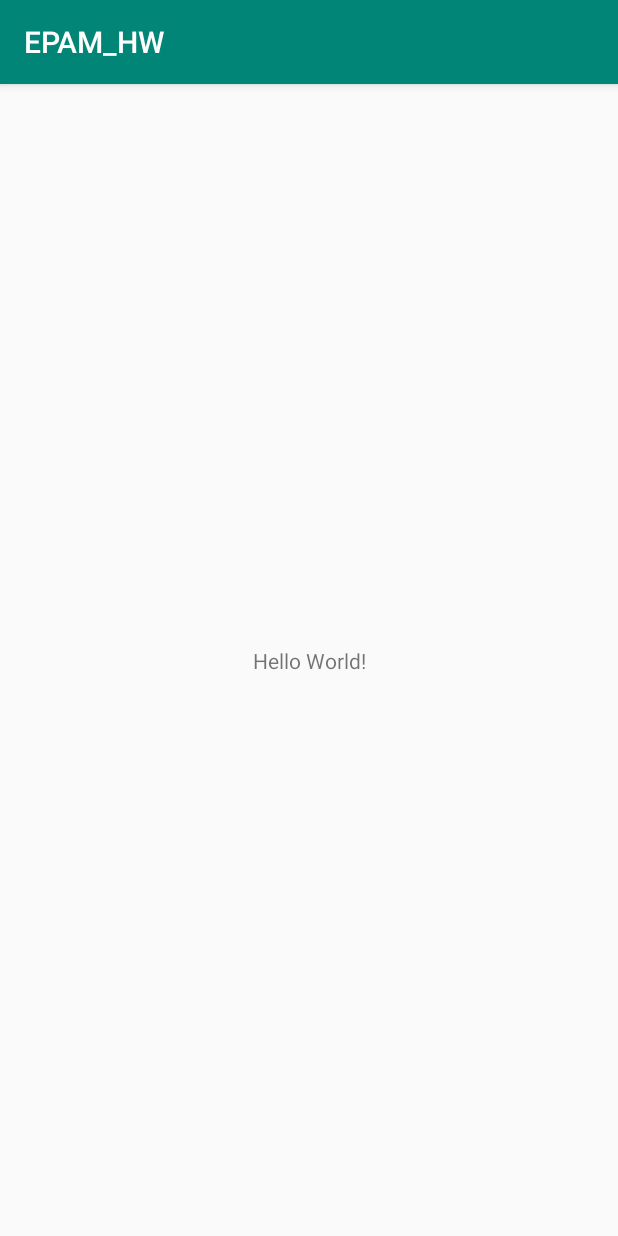
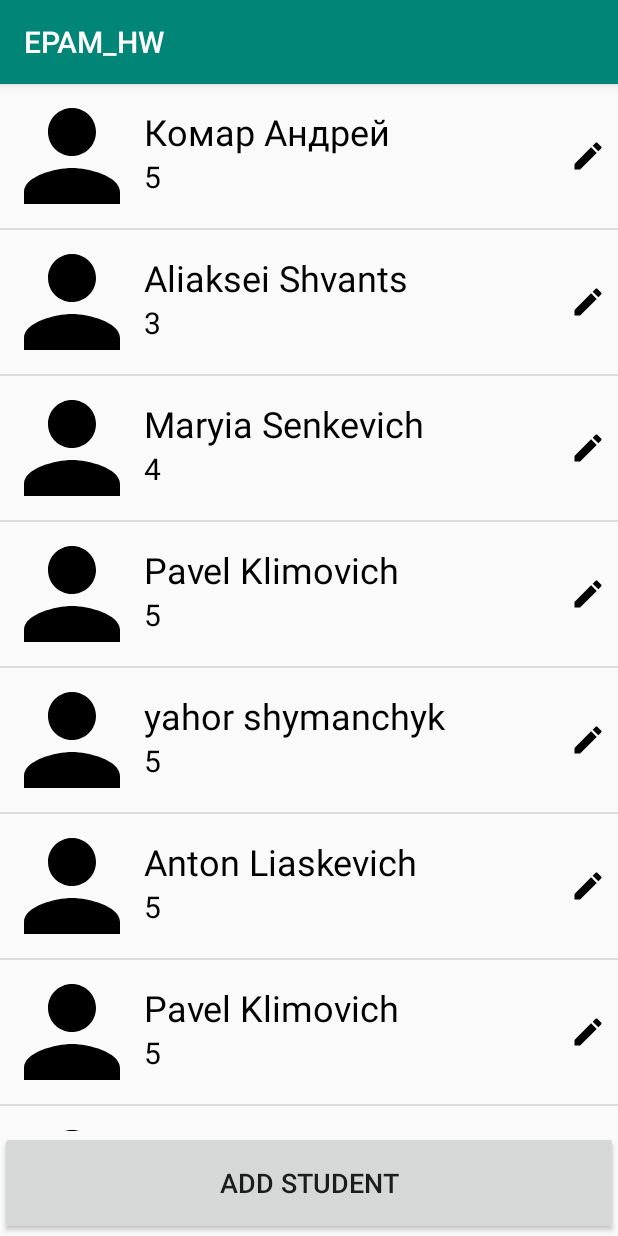
Before and after one commit to AntonLiaskevich/EPAM_HW, an Android app: the screen it shows after launch (MainActivity), on a phone screen of 412 x 824 dp. Run offline under Robolectric (Android 15) with nearby library versions, the phone set to English and light mode, and no system bars.

Commit message:
add recycleview

```diff
--- a/app/build.gradle
+++ b/app/build.gradle
@@ -25,4 +25,6 @@ dependencies {
     testImplementation 'junit:junit:4.12'
     androidTestImplementation 'com.android.support.test:runner:1.0.2'
     androidTestImplementation 'com.android.support.test.espresso:espresso-core:3.0.2'
+    implementation 'com.android.support:design:28.0.0'
+    implementation 'com.android.support:recyclerview-v7:28.0.0'
 }
--- /dev/null
+++ b/app/src/main/java/com/example/user/epam_hw/ItemTouchCallback.java
@@ -0,0 +1,32 @@
+package com.example.user.epam_hw;
+
+import android.support.annotation.NonNull;
+import android.support.v7.widget.RecyclerView;
+import android.support.v7.widget.helper.ItemTouchHelper;
+
+public class ItemTouchCallback extends ItemTouchHelper.SimpleCallback{
+
+private final StudentsAdapter adapter;
+
+    ItemTouchCallback(final StudentsAdapter adapter) {
+        super(ItemTouchHelper.UP | ItemTouchHelper.DOWN, ItemTouchHelper.START | ItemTouchHelper.END);
+        this.adapter = adapter;
+    }
+
+    @Override
+    public boolean onMove(@NonNull RecyclerView recyclerView,
+                          @NonNull RecyclerView.ViewHolder viewHolder,
+                          @NonNull RecyclerView.ViewHolder viewHolder1) {
+        adapter.onItemMove(viewHolder.getAdapterPosition(), viewHolder1.getAdapterPosition());
+        return true;
+    }
+
+    @Override
+    public void onSwiped(@NonNull RecyclerView.ViewHolder viewHolder, int i) {
+        int adapterPosition = viewHolder.getAdapterPosition();
+
+        if (RecyclerView.NO_POSITION != adapterPosition) {
+            adapter.onItemDismiss(adapterPosition);
+        }
+    }
+}
--- a/app/src/main/java/com/example/user/epam_hw/MainActivity.java
+++ b/app/src/main/java/com/example/user/epam_hw/MainActivity.java
@@ -1,23 +1,111 @@
 package com.example.user.epam_hw;
 
+import android.content.Intent;
+import android.support.v4.app.DialogFragment;
 import android.support.v7.app.AppCompatActivity;
 import android.os.Bundle;
-import android.widget.Toast;
-public class MainActivity extends AppCompatActivity {
+import android.support.v7.widget.DefaultItemAnimator;
+import android.support.v7.widget.DividerItemDecoration;
+import android.support.v7.widget.LinearLayoutManager;
+import android.support.v7.widget.RecyclerView;
+import android.support.v7.widget.helper.ItemTouchHelper;
+import android.view.View;
+
+import com.example.user.epam_hw.backend.IWebService;
+import com.example.user.epam_hw.backend.StudentsWebService;
+import com.example.user.epam_hw.backend.entities.Student;
+import com.example.user.epam_hw.util.ICallback;
+
+import java.util.List;
+
+public class MainActivity
+        extends AppCompatActivity
+        implements InputSrudent.InputDialogListener,
+        StudentsAdapter.OnItemDismissListener,
+        StudentsAdapter.OnItemEditListener {
+
+    private StudentsAdapter studentsAdapter;
+
+    private final IWebService<Student> webService = new StudentsWebService();
 
     @Override
     protected void onCreate(Bundle savedInstanceState) {
         super.onCreate(savedInstanceState);
         setContentView(R.layout.activity_main);
-        Toast.makeText(getApplicationContext(), "first feature2", Toast.LENGTH_LONG).show();
-        Toast.makeText(getApplicationContext(), "second feature2", Toast.LENGTH_LONG).show();
-        Toast.makeText(getApplicationContext(), "first feature1", Toast.LENGTH_LONG).show();
-        Toast.makeText(getApplicationContext(), "second feature1", Toast.LENGTH_LONG).show();
-        Toast.makeText(getApplicationContext(), "third feature1", Toast.LENGTH_LONG).show();
 
+        findViewById(R.id.add_button).setOnClickListener(addListener);
 
-        Toast.makeText(getApplicationContext(), "third feature2", Toast.LENGTH_LONG).show();
+        initRecyclerView();
+        loadAllItems();
+    }
 
-        Toast.makeText(getApplicationContext(), "using stash", Toast.LENGTH_LONG).show();
+    @Override
+    public void itemDismissed(long id) {
+        webService.removeEntity(id);
     }
+
+    @Override
+    public void ItemEditClick(long id) {
+        DialogFragment dialog = new InputSrudent();
+
+        Bundle dialogBundle = new Bundle();
+        dialogBundle.putLong(InputSrudent.STUDENT_ID, id);
+        dialog.setArguments(dialogBundle);
+
+        dialog.show(getSupportFragmentManager(), InputSrudent.EDIT_STUDENT_TAG);
+    }
+
+    @Override
+    public void applyDialogInfo(Intent intent) {
+        if (intent.getStringExtra(InputSrudent.TAG).equals(InputSrudent.EDIT_STUDENT_TAG)) {
+            webService.editEntity(intent.getLongExtra(InputSrudent.ID, 0),
+                    intent.getStringExtra(InputSrudent.NAME),
+                    intent.getIntExtra(InputSrudent.HOMEWORK_COUNT, 0));
+        } else {
+            webService.addEntity(intent.getStringExtra(InputSrudent.NAME),
+                    intent.getIntExtra(InputSrudent.HOMEWORK_COUNT, 0));
+        }
+
+        webService.getEntities(new ICallback<List<Student>>() {
+            @Override
+            public void onResult(List<Student> result) {
+                studentsAdapter.updateItems(result);
+            }
+        });
+    }
+
+    private void loadAllItems() {
+        webService.getEntities(new ICallback<List<Student>>() {
+            @Override
+            public void onResult(List<Student> result) {
+                studentsAdapter.addItems(result);
+            }
+        });
+    }
+
+    private void initRecyclerView() {
+
+        RecyclerView studentsRecyclerView = findViewById(R.id.students_recycler_view);
+
+        LinearLayoutManager layoutManager = new LinearLayoutManager(this);
+        studentsRecyclerView.setLayoutManager(layoutManager);
+        studentsAdapter = new StudentsAdapter(this);
+        studentsRecyclerView.setAdapter(studentsAdapter);
+        studentsRecyclerView.addItemDecoration(new DividerItemDecoration(this, DividerItemDecoration.VERTICAL));
+        studentsRecyclerView.setItemAnimator(new DefaultItemAnimator() {
+            @Override
+            public boolean animateMove(RecyclerView.ViewHolder holder, int fromX, int fromY, int toX, int toY) {
+                return super.animateMove(holder, fromX, fromY, toX, toY);
+            }
+        });
+        new ItemTouchHelper(new ItemTouchCallback(studentsAdapter)).attachToRecyclerView(studentsRecyclerView);
+    }
+
+    private View.OnClickListener addListener = new View.OnClickListener() {
+        @Override
+        public void onClick(View view) {
+            DialogFragment dialog = new InputSrudent();
+            dialog.show(getSupportFragmentManager(), InputSrudent.ADD_STUDENT_TAG);
+        }
+    };
 }
--- /dev/null
+++ b/app/src/main/java/com/example/user/epam_hw/StudentsAdapter.java
@@ -0,0 +1,120 @@
+package com.example.user.epam_hw;
+
+
+import android.content.Context;
+import android.support.annotation.NonNull;
+import android.support.v7.widget.RecyclerView;
+import android.view.LayoutInflater;
+import android.view.View;
+import android.view.ViewGroup;
+import android.widget.ImageView;
+import android.widget.TextView;
+import com.example.user.epam_hw.backend.entities.Student;
+import java.util.ArrayList;
+import java.util.Collection;
+import java.util.Collections;
+import java.util.List;
+
+public class StudentsAdapter extends RecyclerView.Adapter<StudentsAdapter.ViewHolder> {
+
+    private OnItemDismissListener itemDismissListener;
+    private OnItemEditListener itemEditListener;
+    private final LayoutInflater inflater;
+    private final List<Student> students = new ArrayList<>();
+
+    StudentsAdapter(final Context context) {
+        inflater = (LayoutInflater) context.getSystemService(Context.LAYOUT_INFLATER_SERVICE);
+        itemDismissListener = (OnItemDismissListener) context;
+        itemEditListener = (OnItemEditListener) context;
+    }
+
+    void addItems(final Collection<Student> items) {
+        students.addAll(items);
+        notifyDataSetChanged();
+    }
+
+    void updateItems(final Collection<Student> items) {
+        students.clear();
+        students.addAll(items);
+        notifyDataSetChanged();
+    }
+
+    private void deleteByIndex(final int index) {
+        students.remove(index);
+        notifyItemRemoved(index);
+    }
+
+    @NonNull
+    @Override
+    public ViewHolder onCreateViewHolder(@NonNull ViewGroup viewGroup, int i) {
+        View view = inflater.inflate(R.layout.students_view, viewGroup, false);
+        return new ViewHolder(view);
+    }
+
+    @Override
+    public void onBindViewHolder(@NonNull ViewHolder holder, int position) {
+        holder.bind(students.get(position));
+    }
+
+    @Override
+    public int getItemCount() {
+        return students.size();
+    }
+
+    void onItemDismiss(int adapterPosition) {
+        deleteByIndex(adapterPosition);
+        itemDismissListener.itemDismissed(adapterPosition);
+    }
+
+    void onItemMove(int fromPosition, int toPosition) {
+        if (fromPosition < toPosition) {
+            for (int i = fromPosition; i < toPosition; i++) {
+                Collections.swap(students, i, i + 1);
+            }
+        } else {
+            for (int i = fromPosition; i > toPosition; i--) {
+                Collections.swap(students, i, i - 1);
+            }
+        }
+
+        notifyItemMoved(fromPosition, toPosition);
+    }
+
+    class ViewHolder extends RecyclerView.ViewHolder {
+
+        private ImageView studentImageView;
+        private TextView nameTextView;
+        private TextView hwCountTextView;
+
+        private long id;
+
+        ViewHolder(View view) {
+            super(view);
+
+            studentImageView = view.findViewById(R.id.student_image_view);
+            nameTextView = view.findViewById(R.id.name_text_view);
+            hwCountTextView = view.findViewById(R.id.hw_count_text_view);
+
+            view.findViewById(R.id.edit_button).setOnClickListener(new View.OnClickListener() {
+                @Override
+                public void onClick(View view) {
+                    itemEditListener.ItemEditClick(id);
+                }
+            });
+        }
+
+        void bind(Student student) {
+            id = student.getId();
+            nameTextView.setText(student.getName());
+            hwCountTextView.setText(Integer.toString(student.getHomeworkCount()));
+        }
+    }
+
+    public interface OnItemDismissListener {
+        void itemDismissed(long id);
+    }
+
+    public interface OnItemEditListener {
+        void ItemEditClick(long id);
+    }
+}
--- /dev/null
+++ b/app/src/main/java/com/example/user/epam_hw/backend/IWebService.java
@@ -0,0 +1,20 @@
+package com.example.user.epam_hw.backend;
+
+import com.example.user.epam_hw.util.ICallback;
+
+import java.util.List;
+
+public interface IWebService<T> {
+
+    void getEntities(final ICallback<List<T>> callback);
+
+    void getEntities(final int startRange,
+                     final int endRange,
+                     final ICallback<List<T>> callback);
+
+    void removeEntity(final Long id);
+
+    void addEntity(final String name, final int homeworkCount);
+
+    void editEntity(final long id, final String name, final int homeworkCount);
+}
--- /dev/null
+++ b/app/src/main/java/com/example/user/epam_hw/backend/StudentsWebService.java
@@ -0,0 +1,123 @@
+package com.example.user.epam_hw.backend;
+
+import android.os.Handler;
+import android.os.Looper;
+
+import com.example.user.epam_hw.backend.entities.Student;
+import com.example.user.epam_hw.util.ICallback;
+
+import java.util.ArrayList;
+import java.util.Arrays;
+import java.util.Iterator;
+import java.util.List;
+import java.util.Random;
+
+public class StudentsWebService implements IWebService<Student> {
+
+    private static final int MAX_HOMEWORK_COUNT = 6;
+    private static List<String> epamStudents = Arrays.asList(
+            "Комар Андрей",
+            "Aliaksei Shvants",
+            "Maryia Senkevich",
+            "Pavel Klimovich",
+            "yahor shymanchyk",
+            "Anton Liaskevich",
+            "Pavel Klimovich",
+            "VASILI ZAICEV",
+            "Yahor Berdnikau",
+            "MAKSIM ZHANHIALIOU",
+            "ULADZISLAU SITSKO",
+            "Aliaksandr Marozik",
+            "Aliaksei Aleksiaichuk",
+            "Goncharov Alexander",
+            "MAKSIM NASALEVICH",
+            "Vitali Kullikouski",
+            "ALIAKSANDR LITSKEVICH",
+            "Dzmitry Fedarovich",
+            "Kiryl Shreyter",
+            "Konopeshko Aleksei",
+            "NATALLIA BONDARAVA",
+            "ALIEKSANDR ZAKHARCHANKA",
+            "ALIAKSEI HALAVACH",
+            "Dzmitry Siarhei",
+            "Maksim Siamashka",
+            "Vladyslav Vsemirnov"
+    );
+
+    private long idCount;
+    private List<Student> students = new ArrayList<>();
+    private Random random = new Random();
+    private Handler handler = new Handler(Looper.getMainLooper());
+
+    {
+        for (int i = 0; i < epamStudents.size(); i++) {
+            idCount = (long) i;
+            Student student = new Student();
+            student.setId(idCount);
+            student.setHomeworkCount(1 + random.nextInt(MAX_HOMEWORK_COUNT));
+            student.setName(epamStudents.get(i));
+
+            students.add(student);
+        }
+    }
+
+    @Override
+    public void getEntities(final ICallback<List<Student>> callback) {
+        handler.post(new Runnable() {
+            @Override
+            public void run() {
+                callback.onResult(students);
+            }
+        });
+    }
+
+    @Override
+    public void getEntities(final int startRange,
+                            final int endRange,
+                            final ICallback<List<Student>> callback) {
+        handler.post(new Runnable() {
+            @Override
+            public void run() {
+                callback.onResult(students);
+            }
+        });
+    }
+
+    @Override
+    public void removeEntity(final Long id) {
+        Iterator<Student> iterator = students.iterator();
+
+        while (iterator.hasNext()){
+            if (iterator.next().getId().equals(id)){
+                iterator.remove();
+                break;
+            }
+        }
+    }
+
+    @Override
+    public void addEntity(final String name, final int homeworkCount) {
+        Student student = new Student();
+
+        student.setId(idCount++);
+        student.setHomeworkCount(homeworkCount);
+        student.setName(name);
+
+        students.add(student);
+    }
+
+    @Override
+    public void editEntity(final long id, final String name, final int hwCount) {
+
+        for (Student student : students) {
+            if (student.getId() == id) {
+                student.setName(name);
+                student.setHomeworkCount(hwCount);
+                break;
+            }
+        }
+
+    }
+
+
+}
--- /dev/null
+++ b/app/src/main/java/com/example/user/epam_hw/backend/entities/Student.java
@@ -0,0 +1,32 @@
+package com.example.user.epam_hw.backend.entities;
+
+public class Student {
+
+    private Long id;
+    private String name;
+    private int homeworkCount;
+
+    public Long getId() {
+        return id;
+    }
+
+    public void setId(Long id) {
+        this.id = id;
+    }
+
+    public String getName() {
+        return name;
+    }
+
+    public void setName(String name) {
+        this.name = name;
+    }
+
+    public int getHomeworkCount() {
+        return homeworkCount;
+    }
+
+    public void setHomeworkCount(int homeworkCount) {
+        this.homeworkCount = homeworkCount;
+    }
+}
--- /dev/null
+++ b/app/src/main/java/com/example/user/epam_hw/util/ICallback.java
@@ -0,0 +1,7 @@
+package com.example.user.epam_hw.util;
+
+public interface ICallback<T> {
+
+    void onResult(final T pResult);
+
+}
--- /dev/null
+++ b/app/src/main/res/drawable/ic_edit.xml
@@ -0,0 +1,9 @@
+<vector xmlns:android="http://schemas.android.com/apk/res/android"
+        android:width="24dp"
+        android:height="24dp"
+        android:viewportWidth="24.0"
+        android:viewportHeight="24.0">
+    <path
+        android:fillColor="#FF000000"
+        android:pathData="M3,17.25V21h3.75L17.81,9.94l-3.75,-3.75L3,17.25zM20.71,7.04c0.39,-0.39 0.39,-1.02 0,-1.41l-2.34,-2.34c-0.39,-0.39 -1.02,-0.39 -1.41,0l-1.83,1.83 3.75,3.75 1.83,-1.83z"/>
+</vector>
--- /dev/null
+++ b/app/src/main/res/drawable/ic_person.xml
@@ -0,0 +1,9 @@
+<vector xmlns:android="http://schemas.android.com/apk/res/android"
+        android:width="24dp"
+        android:height="24dp"
+        android:viewportWidth="24.0"
+        android:viewportHeight="24.0">
+    <path
+        android:fillColor="#FF000000"
+        android:pathData="M12,12c2.21,0 4,-1.79 4,-4s-1.79,-4 -4,-4 -4,1.79 -4,4 1.79,4 4,4zM12,14c-2.67,0 -8,1.34 -8,4v2h16v-2c0,-2.66 -5.33,-4 -8,-4z"/>
+</vector>
--- a/app/src/main/res/layout/activity_main.xml
+++ b/app/src/main/res/layout/activity_main.xml
@@ -1,18 +1,22 @@
 <?xml version="1.0" encoding="utf-8"?>
-<android.support.constraint.ConstraintLayout xmlns:android="http://schemas.android.com/apk/res/android"
-    xmlns:app="http://schemas.android.com/apk/res-auto"
+<LinearLayout xmlns:android="http://schemas.android.com/apk/res/android"
     xmlns:tools="http://schemas.android.com/tools"
     android:layout_width="match_parent"
     android:layout_height="match_parent"
+    android:orientation="vertical"
     tools:context=".MainActivity">
 
-    <TextView
-        android:layout_width="wrap_content"
-        android:layout_height="wrap_content"
-        android:text="Hello World!"
-        app:layout_constraintBottom_toBottomOf="parent"
-        app:layout_constraintLeft_toLeftOf="parent"
-        app:layout_constraintRight_toRightOf="parent"
-        app:layout_constraintTop_toTopOf="parent" />
+    <android.support.v7.widget.RecyclerView
+        android:id="@+id/students_recycler_view"
+        android:layout_width="match_parent"
+        android:layout_height="0dp"
+        android:layout_weight="1" />
 
-</android.support.constraint.ConstraintLayout>
+    <Button
+        android:id="@+id/add_button"
+        android:layout_width="match_parent"
+        android:layout_height="0dp"
+        android:layout_weight="0.1"
+        android:text="@string/add_student"
+        android:textSize="18sp"/>
+</LinearLayout>
--- /dev/null
+++ b/app/src/main/res/layout/students_view.xml
@@ -0,0 +1,50 @@
+<?xml version="1.0" encoding="utf-8"?>
+<RelativeLayout xmlns:android="http://schemas.android.com/apk/res/android"
+    xmlns:app="http://schemas.android.com/apk/res-auto"
+    xmlns:tools="http://schemas.android.com/tools"
+    android:layout_width="match_parent"
+    android:layout_height="96dp">
+
+    <ImageView
+        android:id="@+id/student_image_view"
+        android:layout_width="96dp"
+        android:layout_height="96dp"
+        app:srcCompat="@drawable/ic_person"
+        tools:ignore="VectorDrawableCompat" />
+
+    <TextView
+        android:id="@+id/name_text_view"
+        android:layout_width="wrap_content"
+        android:layout_height="48dp"
+        android:layout_toEndOf="@id/student_image_view"
+        android:layout_toRightOf="@id/student_image_view"
+        android:gravity="bottom"
+        android:textColor="@android:color/black"
+        android:textSize="24sp"
+        tools:text="Student name" />
+
+    <TextView
+        android:id="@+id/hw_count_text_view"
+        android:layout_width="wrap_content"
+        android:layout_height="48dp"
+        android:layout_below="@id/name_text_view"
+        android:layout_toEndOf="@id/student_image_view"
+        android:layout_toRightOf="@id/student_image_view"
+        android:gravity="top"
+        android:textColor="@android:color/black"
+        android:textSize="20sp"
+        tools:text="hw count" />
+
+    <ImageButton
+        android:id="@+id/edit_button"
+        android:layout_width="24dp"
+        android:layout_height="24dp"
+        android:layout_alignParentEnd="true"
+        android:layout_alignParentRight="true"
+        android:layout_centerVertical="true"
+        android:layout_margin="8dp"
+        android:background="@null"
+        app:srcCompat="@drawable/ic_edit"
+        tools:ignore="VectorDrawableCompat" />
+
+</RelativeLayout>
--- a/app/src/main/res/values/strings.xml
+++ b/app/src/main/res/values/strings.xml
@@ -1,3 +1,9 @@
 <resources>
     <string name="app_name">EPAM_HW</string>
+    <string name="add_student">Add student</string>
+    <string name="name">Name</string>
+    <string name="homeworkCount">Count of homework</string>
+    <string name="ok">OK</string>
+    <string name="title">Student info</string>
+    <string name="cancel">CANCEL</string>
 </resources>
```
Also changed, not shown: app/src/main/java/com/example/user/epam_hw/InputSrudent.java (added, +84 -0 lines), app/src/main/res/layout/student_input.xml (added, +23 -0 lines).
